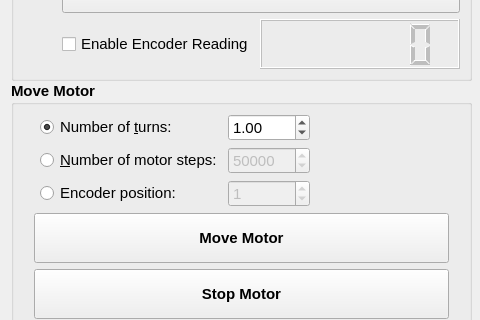
Above: helmholtz/gui/ui/motorintegratorwidget.ui from lnls-ima/helmholtz-coil-control before the change; both pictures show x 0 to 480 and y 81 to 401 of the 889 by 501 pixel window. Below: the same form after it.
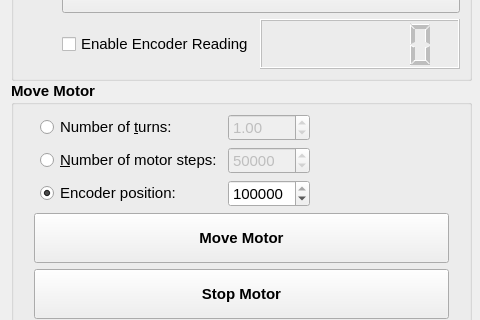
That is the form after the change. Icons and pictures are not drawn.

Patch:
```diff
--- a/helmholtz/gui/ui/motorintegratorwidget.ui
+++ b/helmholtz/gui/ui/motorintegratorwidget.ui
@@ -364,6 +364,9 @@
         </item>
         <item row="0" column="2">
          <widget class="QDoubleSpinBox" name="sbd_nr_turns">
+          <property name="enabled">
+           <bool>false</bool>
+          </property>
           <property name="font">
            <font>
             <weight>50</weight>
@@ -432,7 +435,7 @@
            <string>Number of &amp;turns:</string>
           </property>
           <property name="checked">
-           <bool>true</bool>
+           <bool>false</bool>
           </property>
          </widget>
         </item>
@@ -492,12 +495,15 @@
           <property name="text">
            <string>Encoder position:</string>
           </property>
+          <property name="checked">
+           <bool>true</bool>
+          </property>
          </widget>
         </item>
         <item row="2" column="2">
          <widget class="QSpinBox" name="sb_encoder_position">
           <property name="enabled">
-           <bool>false</bool>
+           <bool>true</bool>
           </property>
           <property name="font">
            <font>
@@ -512,7 +518,7 @@
            <number>5000000</number>
           </property>
           <property name="value">
-           <number>1</number>
+           <number>137280</number>
           </property>
          </widget>
         </item>
```
